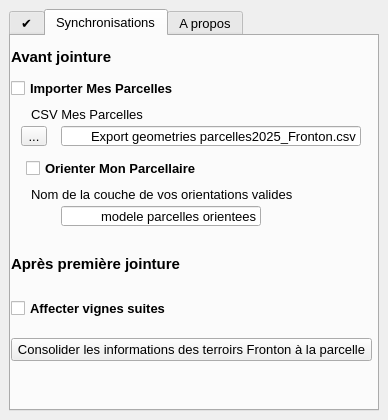
The window that mon_parcellaire_dockwidget_base.ui (jhemmi/MonParcellaire) describes before a commit, drawn with Qt 5.
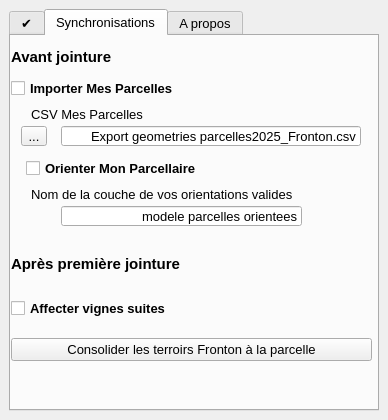
The same window after the commit. The open tabs and pages were chosen to show the change.

```diff
--- a/mon_parcellaire_dockwidget_base.ui
+++ b/mon_parcellaire_dockwidget_base.ui
@@ -422,7 +422,7 @@
               <bool>true</bool>
              </property>
              <property name="text">
-              <string>Consolider les informations des terroirs Fronton à la parcelle</string>
+              <string>Consolider les terroirs Fronton à la parcelle</string>
              </property>
             </widget>
            </item>
@@ -571,7 +571,7 @@
            <rect>
             <x>50</x>
             <y>170</y>
-            <width>200</width>
+            <width>241</width>
             <height>20</height>
            </rect>
           </property>
```
Left out of the diff: 2 changed lines with no effect on the pictures.
